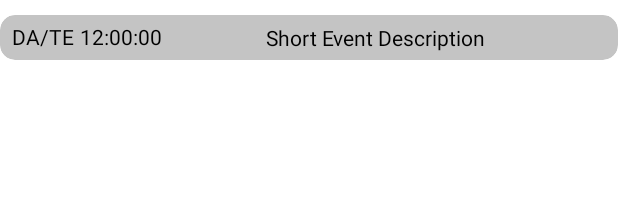
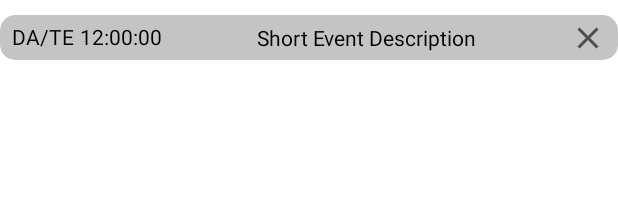
Before and after one commit to Jaspann/Eventified, an Android app: the layout event_card.xml on its own in the app's theme, with its tools: preview values and no code run, on a phone screen of 412 x 824 dp. Shown: the top 217 px of the screen. Run offline under Robolectric (Android 15) with nearby library versions, the phone set to English and light mode, and no system bars; network calls fail.

Commit message:
Adds delete button to user events and add club event screen edits

```diff
--- a/app/src/main/java/com/example/eventified/MainActivity.java
+++ b/app/src/main/java/com/example/eventified/MainActivity.java
@@ -115,6 +115,7 @@ public class MainActivity extends AppCompatActivity implements NavigationView.On
         editor.putString("putAddClubEvent", "https://9dzzv631oi.execute-api.us-east-1.amazonaws.com/test/putaddclubevent?");
         editor.putString("putAddUserEvent", "https://9dzzv631oi.execute-api.us-east-1.amazonaws.com/test/putadduserevent?");
         editor.putString("putDeleteClubEvent", "https://9dzzv631oi.execute-api.us-east-1.amazonaws.com/test/putdeleteclubevent?");
+        editor.putString("putDeleteUserEvent", "https://9dzzv631oi.execute-api.us-east-1.amazonaws.com/test/putdeleteuserevent?");
 
         editor.apply();
     }
--- a/app/src/main/java/com/example/eventified/ViewEventActivity.java
+++ b/app/src/main/java/com/example/eventified/ViewEventActivity.java
@@ -146,7 +146,7 @@ public class ViewEventActivity extends AppCompatActivity {
                     finish();
                 },
                 error -> {
-                    Toast.makeText(this, "Error: something with deleting the event", Toast.LENGTH_LONG).show();
+                    Toast.makeText(this, "Error: something with deleting the event went wron", Toast.LENGTH_LONG).show();
                     error.printStackTrace();
                     requestQueue.stop();
                 }) {
--- /dev/null
+++ b/app/src/main/res/drawable/ic_baseline_close_24.xml
@@ -0,0 +1,10 @@
+<vector xmlns:android="http://schemas.android.com/apk/res/android"
+    android:width="24dp"
+    android:height="24dp"
+    android:viewportWidth="24"
+    android:viewportHeight="24"
+    android:tint="?attr/colorControlNormal">
+  <path
+      android:fillColor="@android:color/white"
+      android:pathData="M19,6.41L17.59,5 12,10.59 6.41,5 5,6.41 10.59,12 5,17.59 6.41,19 12,13.41 17.59,19 19,17.59 13.41,12z"/>
+</vector>
--- a/app/src/main/res/layout/activity_add_club_event.xml
+++ b/app/src/main/res/layout/activity_add_club_event.xml
@@ -37,7 +37,7 @@
         android:id="@+id/cardView2"
         android:layout_width="64dp"
         android:layout_height="64dp"
-        android:layout_marginTop="30dp"
+        android:layout_marginTop="14dp"
         app:cardBackgroundColor="@color/white"
         app:cardCornerRadius="60dp"
         app:layout_constraintEnd_toEndOf="parent"
@@ -69,7 +69,7 @@
         android:id="@+id/add_event_text"
         android:layout_width="wrap_content"
         android:layout_height="wrap_content"
-        android:layout_marginTop="16dp"
+        android:layout_marginTop="10dp"
         android:text="@string/add_event"
         app:layout_constraintEnd_toEndOf="parent"
         app:layout_constraintStart_toStartOf="parent"
@@ -102,7 +102,7 @@
         android:id="@+id/edit_title"
         android:layout_width="match_parent"
         android:layout_height="wrap_content"
-        android:layout_marginTop="28dp"
+        android:layout_marginTop="10dp"
         android:hint="@string/title"
         android:importantForAutofill="no"
         android:inputType="textCapWords"
--- a/app/src/main/res/layout/event_card.xml
+++ b/app/src/main/res/layout/event_card.xml
@@ -51,16 +51,27 @@
                 android:id="@+id/descText"
                 android:layout_width="wrap_content"
                 android:layout_height="wrap_content"
-                android:layout_marginEnd="20dp"
                 android:text="@string/placeholder_short_event_description"
                 android:textAlignment="center"
                 android:textColor="#000000"
                 android:textSize="14sp"
                 app:layout_constraintBottom_toBottomOf="parent"
-                app:layout_constraintEnd_toEndOf="parent"
+                app:layout_constraintEnd_toStartOf="@+id/deleteEventButton"
                 app:layout_constraintStart_toEndOf="@+id/timeText"
                 app:layout_constraintTop_toTopOf="parent"
                 app:layout_constraintVertical_bias="0.5" />
+
+            <ImageButton
+                android:id="@+id/deleteEventButton"
+                android:layout_width="wrap_content"
+                android:layout_height="wrap_content"
+                android:layout_marginEnd="8dp"
+                android:background="#00FFFFFF"
+                android:src="@drawable/ic_baseline_close_24"
+                app:layout_constraintBottom_toBottomOf="parent"
+                app:layout_constraintEnd_toEndOf="parent"
+                app:layout_constraintTop_toTopOf="parent" />
+
 
         </androidx.constraintlayout.widget.ConstraintLayout>
     </androidx.cardview.widget.CardView>
```
Also changed, not shown: app/src/main/java/com/example/eventified/HomeAdapter.java (+41 -0 lines).
